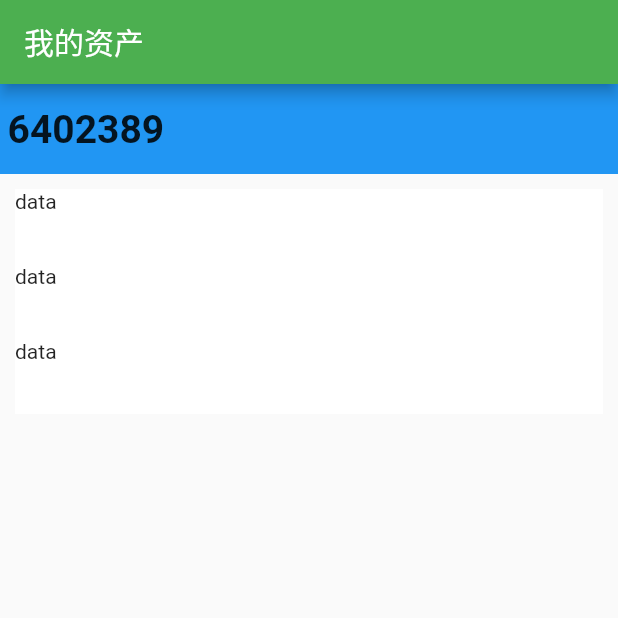
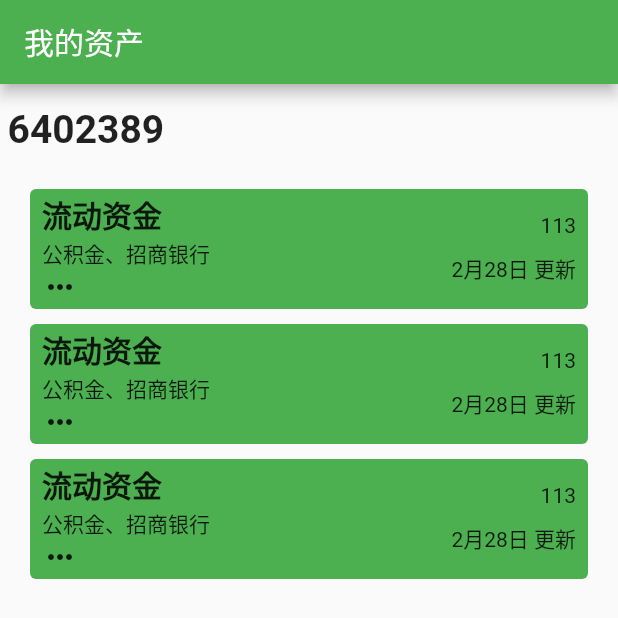
Before and after one commit to yuyangzi/AssetManagement, a Flutter app: the screen it shows after launch, on a phone screen of 412 x 824 dp. Shown: the top 618 px of the screen. Run offline on Flutter 3.47's test engine with Material 2 defaults, Android fonts, the light colour scheme and no system bars; our stand-ins replace dio, shared_preferences.

Commit message:
feat: 开发我资产页面

```diff
--- a/lib/main.dart
+++ b/lib/main.dart
@@ -35,10 +35,7 @@
           title: Text(widget.title),
         ),
         body: Column(
-          children: const [
-            TotalAssets(assetTotalNum: 6402389),
-            AssetsList()
-          ],
+          children: const [TotalAssets(assetTotalNum: 6402389), AssetsList()],
         ));
   }
 }
@@ -55,7 +52,6 @@
     return Container(
         width: screenWidth,
         height: 60,
-        color: Colors.blue,
         alignment: Alignment.centerLeft,
         child: Padding(
           padding: const EdgeInsets.only(left: 5),
@@ -93,17 +89,54 @@
 }
 
 class _AssetsListItemState extends State<AssetsListItem> {
+  void Function(PointerDownEvent event) handleDownEvent =
+      (PointerDownEvent event) => print('object');
+
   @override
   Widget build(BuildContext context) {
     final screenWidth = MediaQuery.of(context).size.width;
 
-    return DecoratedBox(
-      decoration: const BoxDecoration(color: Colors.white),
-      child: SizedBox(
-        height: 50,
-        width: screenWidth - 20,
-        child: const Text('data'),
-      ),
-    );
+    return Listener(
+        onPointerDown: handleDownEvent,
+        child: Padding(
+            padding: const EdgeInsets.only(bottom: 10),
+            child: DecoratedBox(
+              decoration: const BoxDecoration(
+                color: Colors.green,
+                borderRadius: BorderRadius.all(Radius.circular(4.0)),
+              ),
+              child: SizedBox(
+                  height: 80,
+                  width: screenWidth - 40,
+                  child: Padding(
+                    padding: const EdgeInsets.fromLTRB(8, 0, 8, 0),
+                    child: Row(
+                      mainAxisAlignment: MainAxisAlignment.spaceBetween,
+                      children: [
+                        Column(
+                            mainAxisAlignment: MainAxisAlignment.center,
+                            crossAxisAlignment: CrossAxisAlignment.start,
+                            children: const [
+                              Text(
+                                '流动资金',
+                                style: TextStyle(
+                                    fontSize: 20, fontWeight: FontWeight.bold),
+                              ),
+                              Text('公积金、招商银行'),
+                              Icon(Icons.more_horiz)
+                            ]),
+                        Column(
+                          mainAxisAlignment: MainAxisAlignment.center,
+                          crossAxisAlignment: CrossAxisAlignment.end,
+                          children: const [
+                            Text('113'),
+                            SizedBox(height: 10),
+                            Text('2月28日 更新'),
+                          ],
+                        )
+                      ],
+                    ),
+                  )),
+            )));
   }
 }
```
